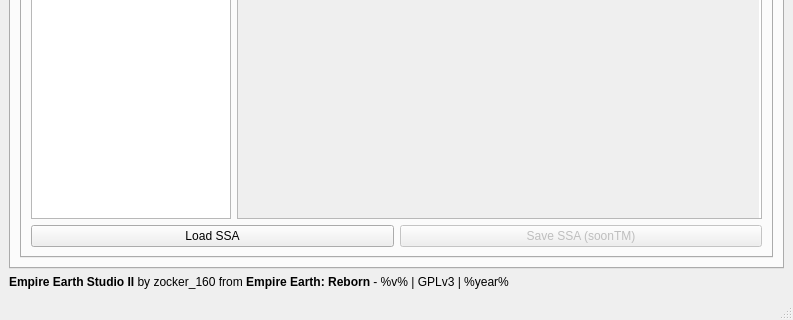
First picture: the form in src/ui/ui/mainWindow.ui, repository EE-modders/Empire-Earth-Studio-2, before the edit; both pictures show x 0 to 793 and y 313 to 633 of the 793 by 633 pixel window.
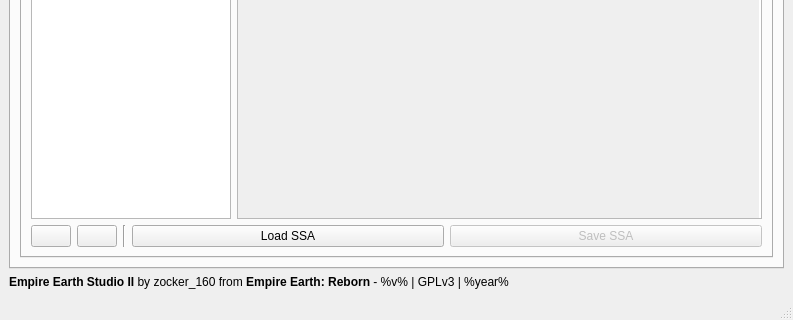
Second picture: the form after the edit. The open tabs and pages were chosen to show the change. Icons and pictures are not drawn. Custom widgets are drawn as their Qt base class.

Diff of the .ui file:
```diff
--- a/src/ui/ui/mainWindow.ui
+++ b/src/ui/ui/mainWindow.ui
@@ -427,6 +427,39 @@
             </item>
             <item>
              <layout class="QHBoxLayout" name="horizontalLayout_11">
+              <item>
+               <widget class="QPushButton" name="subtab_ssa_meta_add">
+                <property name="sizePolicy">
+                 <sizepolicy hsizetype="Maximum" vsizetype="Fixed">
+                  <horstretch>0</horstretch>
+                  <verstretch>0</verstretch>
+                 </sizepolicy>
+                </property>
+                <property name="icon">
+                 <iconset theme="list-add"/>
+                </property>
+               </widget>
+              </item>
+              <item>
+               <widget class="QPushButton" name="subtab_ssa_meta_sub">
+                <property name="sizePolicy">
+                 <sizepolicy hsizetype="Maximum" vsizetype="Fixed">
+                  <horstretch>0</horstretch>
+                  <verstretch>0</verstretch>
+                 </sizepolicy>
+                </property>
+                <property name="icon">
+                 <iconset theme="list-remove"/>
+                </property>
+               </widget>
+              </item>
+              <item>
+               <widget class="Line" name="line_6">
+                <property name="orientation">
+                 <enum>Qt::Vertical</enum>
+                </property>
+               </widget>
+              </item>
               <item>
                <widget class="QPushButton" name="subtab_ssa_load">
                 <property name="text">
@@ -440,7 +473,7 @@
                  <bool>false</bool>
                 </property>
                 <property name="text">
-                 <string>Save SSA (soonTM)</string>
+                 <string>Save SSA</string>
                 </property>
                </widget>
               </item>
```
Left out of the diff: 13 changed lines with no effect on the pictures.
